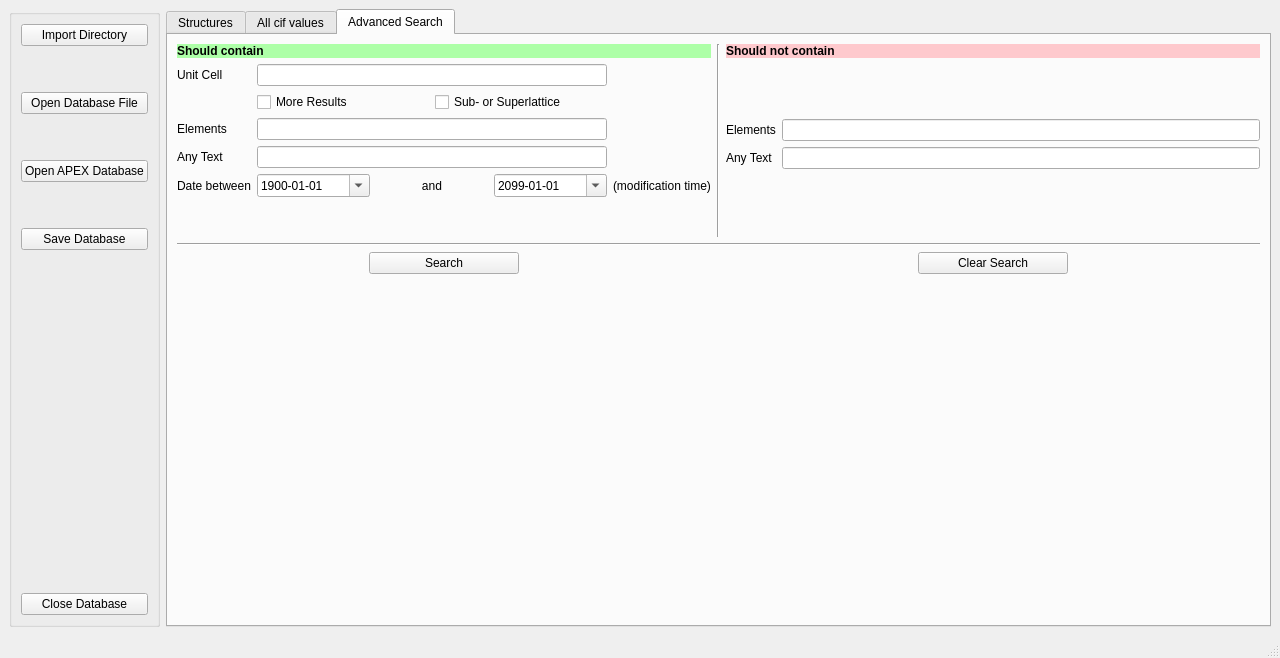
dkratzert/StructureFinder, file gui/strf_main.ui: the form before one commit.
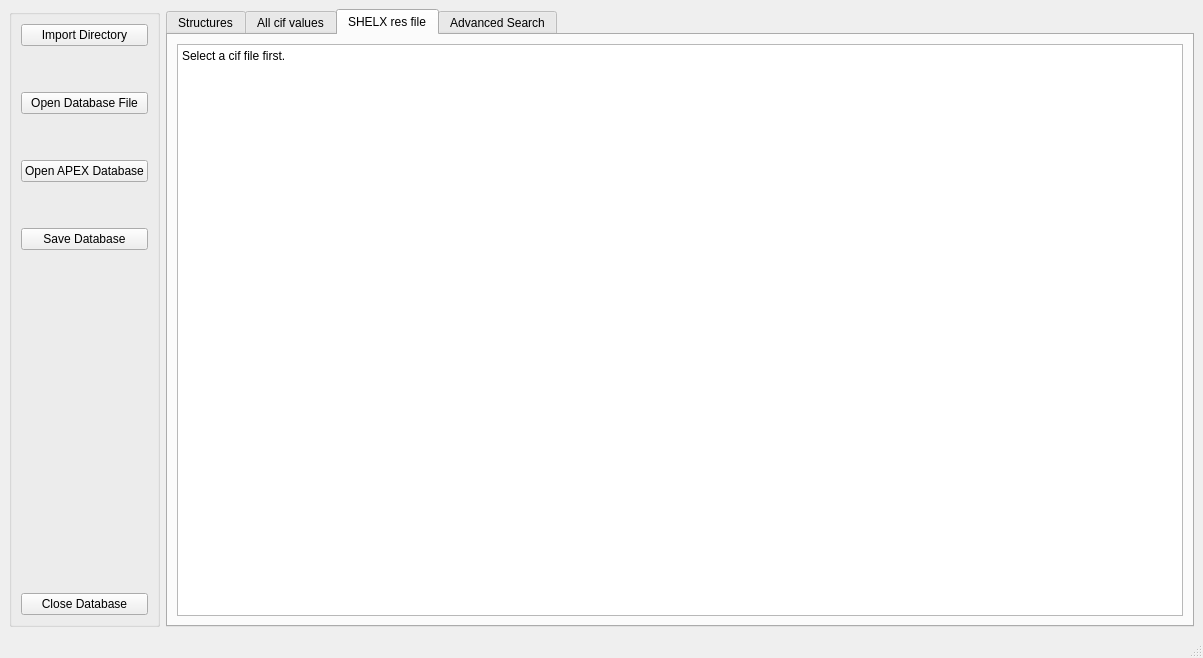
The form after the commit.

Commit message: added res file tab

What changed in the file:
```diff
--- a/gui/strf_main.ui
+++ b/gui/strf_main.ui
@@ -7,7 +7,7 @@
    <rect>
     <x>0</x>
     <y>0</y>
-    <width>1280</width>
+    <width>1203</width>
     <height>658</height>
    </rect>
   </property>
@@ -15,8 +15,8 @@
    <string>StructureFinder</string>
   </property>
   <widget class="QWidget" name="centralwidget">
-   <layout class="QGridLayout" name="gridLayout_2">
-    <item row="0" column="0">
+   <layout class="QHBoxLayout" name="horizontalLayout_5">
+    <item>
      <widget class="QGroupBox" name="groupBox">
       <property name="sizePolicy">
        <sizepolicy hsizetype="Fixed" vsizetype="MinimumExpanding">
@@ -157,7 +157,7 @@
       </layout>
      </widget>
     </item>
-    <item row="0" column="1">
+    <item>
      <widget class="QTabWidget" name="tabWidget">
       <property name="accessibleName">
        <string/>
@@ -1064,6 +1064,23 @@
         </item>
        </layout>
       </widget>
+      <widget class="QWidget" name="SHELXtab">
+       <attribute name="title">
+        <string>SHELX res file</string>
+       </attribute>
+       <layout class="QHBoxLayout" name="horizontalLayout_4">
+        <item>
+         <widget class="QPlainTextEdit" name="SHELXplainTextEdit">
+          <property name="styleSheet">
+           <string notr="true">font: 11pt &quot;Consolas&quot;;</string>
+          </property>
+          <property name="plainText">
+           <string>Select a cif file first.</string>
+          </property>
+         </widget>
+        </item>
+       </layout>
+      </widget>
       <widget class="QWidget" name="searchtab">
        <attribute name="title">
         <string>Advanced Search</string>
```
Left out of the diff: 150 changed lines with no effect on the pictures. The commit also changes 3 other files.
